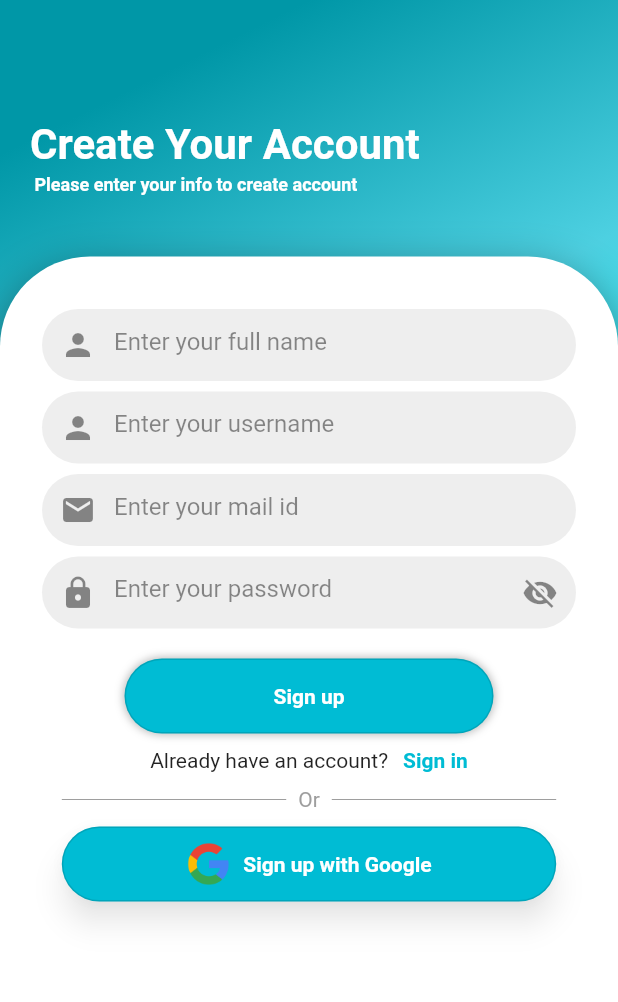
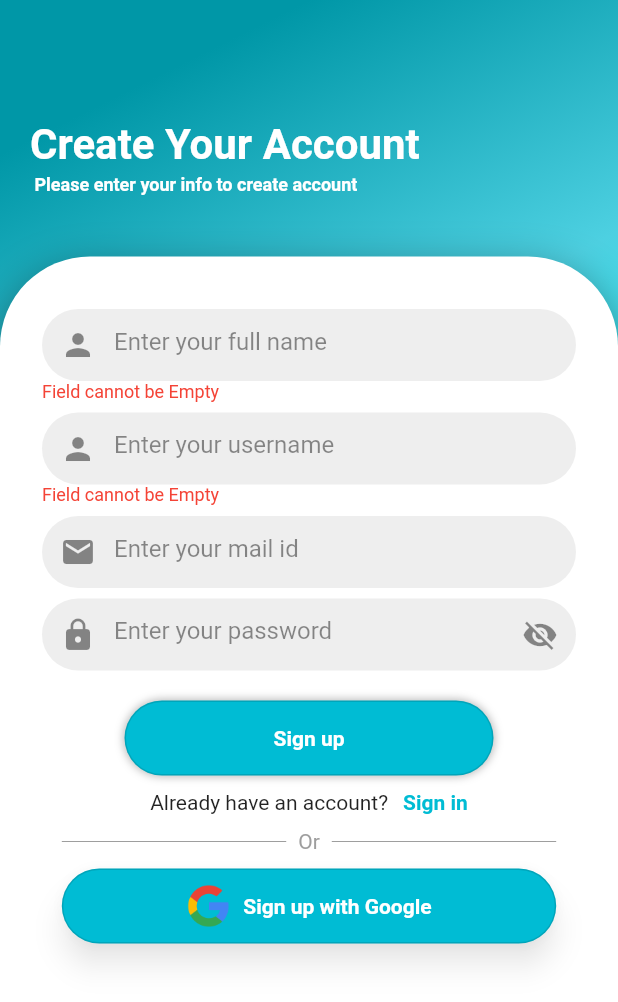
Before and after one commit to Akshatji800/Relive, a Flutter app: the SignUpPage screen opened by its route, after a tap on "Sign up", on a phone screen of 412 x 824 dp. Shown: the top 1002 px of the screen. Run offline on Flutter 3.47's test engine with Material 2 defaults, Android fonts, the light colour scheme and no system bars; our stand-ins replace firebase_auth, firebase_core, fluttertoast, google_fonts, google_sign_in, shared_preferences; accounts and stored records are empty.

Commit message:
feat: Make full name and username mandatory fields in sign-up page

```diff
--- a/lib/screens/sign_up_page.dart
+++ b/lib/screens/sign_up_page.dart
@@ -16,14 +16,18 @@ class SignUpPage extends StatefulWidget {
 }
 
 class _SignUpPageState extends State<SignUpPage> {
-  late String email, password;
-  String message1 = "";
+  late String email, password, username, fullname;
+  String error_message = "";
   bool _validate_pass = false;
   bool _validate_email = false;
+  bool _validate_username = false;
+  bool _validate_fullname = false;
   final auth = FirebaseAuth.instance;
   bool _obscureText = true;
   bool _passwordVisible = true;
   final passwordController = TextEditingController();
+  final usernameController = TextEditingController();
+  final fullnameController = TextEditingController();
 
   @override
   void initState() {
@@ -33,9 +37,7 @@ class _SignUpPageState extends State<SignUpPage> {
   @override
   Widget build(BuildContext context) {
     bool _showPassword = false;
-    Size size = MediaQuery
-        .of(context)
-        .size;
+    Size size = MediaQuery.of(context).size;
     return Scaffold(
       body: Container(
         width: double.infinity,
@@ -130,7 +132,9 @@ class _SignUpPageState extends State<SignUpPage> {
                                     children: <Widget>[
                                       Container(
                                         padding: EdgeInsets.all(0),
-                                        child: TextField(
+                                        child: TextFormField(
+                                          controller: fullnameController,
+                                          keyboardType: TextInputType.text,
                                           decoration: InputDecoration(
                                               prefixIcon: Icon(Icons.person),
                                               hintText: "Enter your full name",
@@ -141,6 +145,15 @@ class _SignUpPageState extends State<SignUpPage> {
                                       ),
                                     ],
                                   ),
+                                ),
+                                !_validate_fullname
+                                    ? Container()
+                                    : Text(
+                                        "Field cannot be Empty",
+                                        style: TextStyle(
+                                            color: Colors.red,
+                                            fontSize: 12,
+                                            fontWeight: FontWeight.normal),
                                       ),
                                 SizedBox(
                                   height: 5,
@@ -163,7 +176,9 @@ class _SignUpPageState extends State<SignUpPage> {
                                         CrossAxisAlignment.center,
                                     children: <Widget>[
                                       Container(
-                                        child: TextField(
+                                        child: TextFormField(
+                                          controller: usernameController,
+                                          keyboardType: TextInputType.text,
                                           decoration: InputDecoration(
                                               prefixIcon: Icon(Icons.person),
                                               hintText: "Enter your username",
@@ -174,6 +189,15 @@ class _SignUpPageState extends State<SignUpPage> {
                                       ),
                                     ],
                                   ),
+                                ),
+                                !_validate_username
+                                    ? Container()
+                                    : Text(
+                                        "Field cannot be Empty",
+                                        style: TextStyle(
+                                            color: Colors.red,
+                                            fontSize: 12,
+                                            fontWeight: FontWeight.normal),
                                       ),
                                 SizedBox(
                                   height: 5,
@@ -201,7 +225,6 @@ class _SignUpPageState extends State<SignUpPage> {
                                               TextInputType.emailAddress,
                                           decoration: InputDecoration(
                                             prefixIcon: Icon(Icons.mail),
-
                                             hintText: "Enter your mail id",
                                             hintStyle: TextStyle(
                                                 color: Colors.black45),
@@ -217,8 +240,10 @@ class _SignUpPageState extends State<SignUpPage> {
                                     ],
                                   ),
                                 ),
-                                !_validate_email ? Container(): Text(
-                                  "$message1",
+                                !_validate_email
+                                    ? Container()
+                                    : Text(
+                                        "$error_message",
                                         style: TextStyle(
                                             color: Colors.red,
                                             fontSize: 12,
@@ -252,7 +277,6 @@ class _SignUpPageState extends State<SignUpPage> {
                                           //This will obscure text dynamically
                                           decoration: InputDecoration(
                                             prefixIcon: Icon(Icons.lock),
-
                                             hintText: 'Enter your password',
                                             hintStyle: TextStyle(
                                                 color: Colors.black45),
@@ -279,8 +303,10 @@ class _SignUpPageState extends State<SignUpPage> {
                                     ],
                                   ),
                                 ),
-                                !_validate_pass ? Container(): Text(
-                                  "$message1",
+                                !_validate_pass
+                                    ? Container()
+                                    : Text(
+                                        "$error_message",
                                         style: TextStyle(
                                             color: Colors.red,
                                             fontSize: 12,
@@ -293,9 +319,24 @@ class _SignUpPageState extends State<SignUpPage> {
                         GestureDetector(
                           onTap: () async {
                             password = passwordController.text;
-                            password =
-                                passwordController.text;
+                            username = usernameController.text;
+                            fullname = fullnameController.text;
+                            setState(() {
+                              if (username.length > 0) {
+                                _validate_username = false;
+                                if (fullname.length > 0) {
+                                  _validate_fullname = false;
                                   _signup(email, password);
+                                }
+                              } else {
+                                if (username.length == 0) {
+                                  _validate_username = true;
+                                }
+                                if (fullname.length == 0) {
+                                  _validate_fullname = true;
+                                }
+                              }
+                            });
                           },
                           child: Container(
                             height: 50,
@@ -386,56 +427,42 @@ class _SignUpPageState extends State<SignUpPage> {
   _signup(String _email, String _password) async {
     try {
       //Create Get Firebase Auth User
-      SharedPreferences prefs =
-      await SharedPreferences.getInstance();
+      SharedPreferences prefs = await SharedPreferences.getInstance();
       prefs.setString('email', email);
       prefs.setString('password', password);
       await auth
-          .createUserWithEmailAndPassword(
-          email: email,
-          password: password)
+          .createUserWithEmailAndPassword(email: email, password: password)
           .then((_) {
         showDialog<String>(
             context: context,
-            builder: (BuildContext context) =>
-                AlertDialog(
+            builder: (BuildContext context) => AlertDialog(
                   title: const Text('Select Role As:'),
                   content: Container(
                     height: 200,
                     child: Column(
-                      mainAxisAlignment:
-                      MainAxisAlignment.center,
+                      mainAxisAlignment: MainAxisAlignment.center,
                       children: [
                         InkWell(
                           onTap: () async {
-                            password =
-                                passwordController.text;
+                            password = passwordController.text;
                             SharedPreferences prefs =
-                            await SharedPreferences
-                                .getInstance();
-                            prefs.setString(
-                                'login_as', "patient");
+                                await SharedPreferences.getInstance();
+                            prefs.setString('login_as', "patient");
                             Navigator.pushReplacement(
-                                context, MaterialPageRoute(
+                                context,
+                                MaterialPageRoute(
                                     builder: (context) => HomePage()));
                           },
                           child: Padding(
-                            padding:
-                            const EdgeInsets.all(8.0),
+                            padding: const EdgeInsets.all(8.0),
                             child: Container(
                               decoration: BoxDecoration(
-                                  color:
-                                  Colors.grey.shade200,
-                                  borderRadius:
-                                  BorderRadius.circular(
-                                      20)),
+                                  color: Colors.grey.shade200,
+                                  borderRadius: BorderRadius.circular(20)),
                               child: Padding(
-                                padding:
-                                const EdgeInsets.all(
-                                    20.0),
+                                padding: const EdgeInsets.all(20.0),
                                 child: Center(
-                                  child:
-                                  const Text('Patient'),
+                                  child: const Text('Patient'),
                                 ),
                               ),
                             ),
@@ -443,34 +470,25 @@ class _SignUpPageState extends State<SignUpPage> {
                         ),
                         InkWell(
                           onTap: () async {
-                            password =
-                                passwordController.text;
+                            password = passwordController.text;
                             SharedPreferences prefs =
-                            await SharedPreferences
-                                .getInstance();
-                            prefs.setString(
-                                'login_as', "doctor");
+                                await SharedPreferences.getInstance();
+                            prefs.setString('login_as', "doctor");
                             Navigator.pushReplacement(
-                                context, MaterialPageRoute(
+                                context,
+                                MaterialPageRoute(
                                     builder: (context) => DoctorDashBoard()));
                           },
                           child: Padding(
-                            padding:
-                            const EdgeInsets.all(8.0),
+                            padding: const EdgeInsets.all(8.0),
                             child: Container(
                               decoration: BoxDecoration(
-                                  color:
-                                  Colors.grey.shade200,
-                                  borderRadius:
-                                  BorderRadius.circular(
-                                      20)),
+                                  color: Colors.grey.shade200,
+                                  borderRadius: BorderRadius.circular(20)),
                               child: Padding(
-                                padding:
-                                const EdgeInsets.all(
-                                    20.0),
+                                padding: const EdgeInsets.all(20.0),
                                 child: Center(
-                                  child:
-                                  const Text('Doctor'),
+                                  child: const Text('Doctor'),
                                 ),
                               ),
                             ),
@@ -482,19 +500,18 @@ class _SignUpPageState extends State<SignUpPage> {
                 ));
       });
     } on FirebaseAuthException catch (error) {
-      message1 = error.message.toString();
+      error_message = error.message.toString();
       setState(() {
-        if (message1 == "Password should be at least 6 characters") {
+        if (error_message == "Password should be at least 6 characters") {
           _validate_pass = true;
           _validate_email = false;
         } else {
-          if (message1 == "The email address is badly formatted.") {
-            message1= "Invalid email";
+          if (error_message == "The email address is badly formatted.") {
+            error_message = "Invalid email";
             _validate_email = true;
             _validate_pass = false;
-          }
-          else {
-            Fluttertoast.showToast(msg: message1, gravity: ToastGravity.TOP);
+          } else {
+            Fluttertoast.showToast(msg: error_message, gravity: ToastGravity.TOP);
             _validate_email = false;
             _validate_pass = false;
           }
```
Also changed, not shown: lib/screens/sign_in_page.dart (+24 -27 lines). Lines whose indentation alone changed are shown as unchanged.
